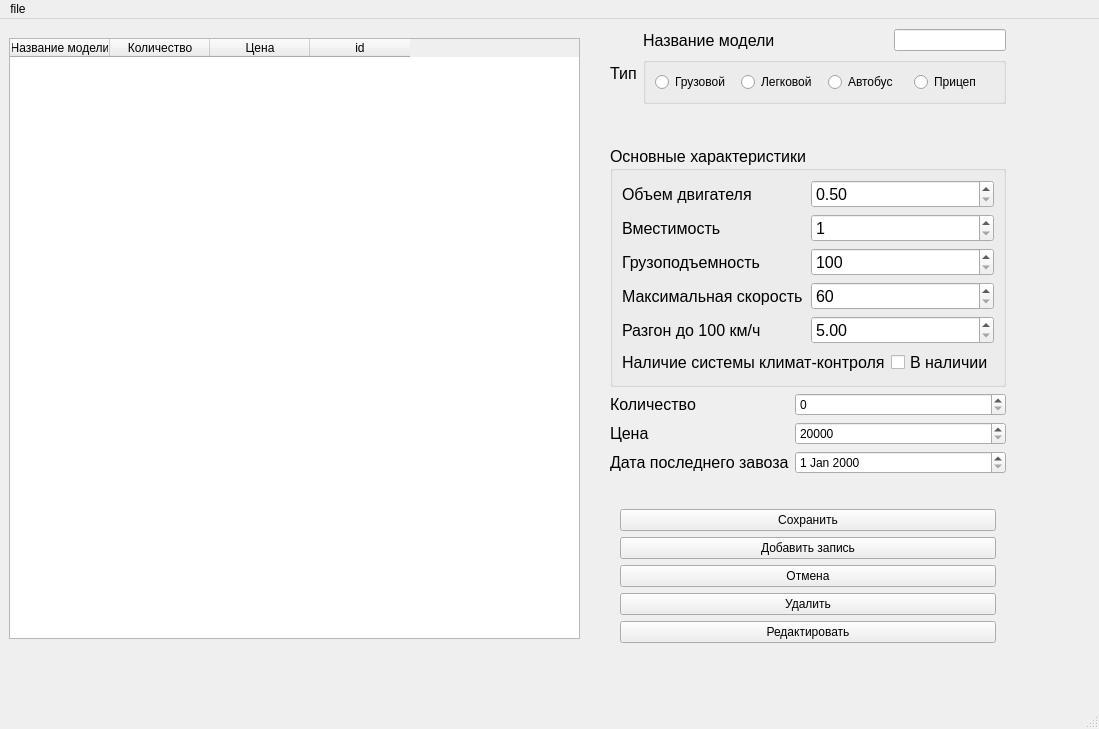
v1adis1av28/OS, file StockCarsBase (2)/StockCarsBase/StockCarsBase/stockcars.ui: the form before one commit.
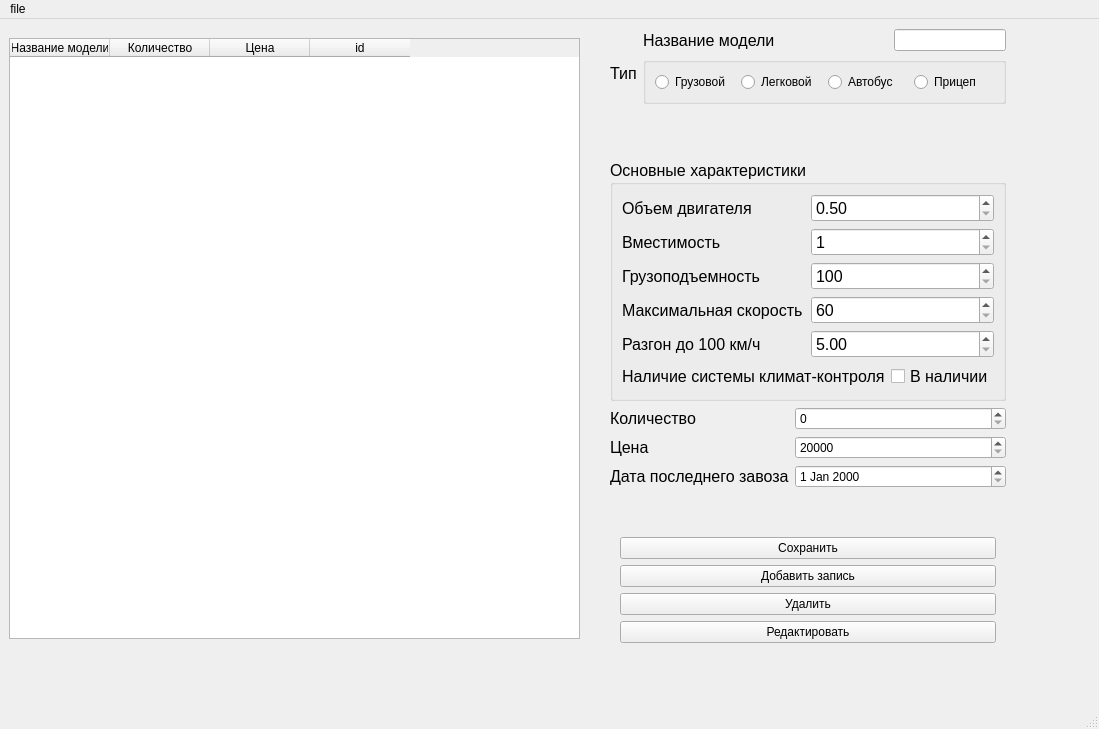
The form after the commit.

```diff
--- a/StockCarsBase (2)/StockCarsBase/StockCarsBase/stockcars.ui
+++ b/StockCarsBase (2)/StockCarsBase/StockCarsBase/stockcars.ui
@@ -419,13 +419,6 @@
          </property>
         </widget>
        </item>
-       <item>
-        <widget class="QPushButton" name="CancelBtn">
-         <property name="text">
-          <string>Отмена</string>
-         </property>
-        </widget>
-       </item>
        <item>
         <widget class="QPushButton" name="DelBtn">
          <property name="text">
```
